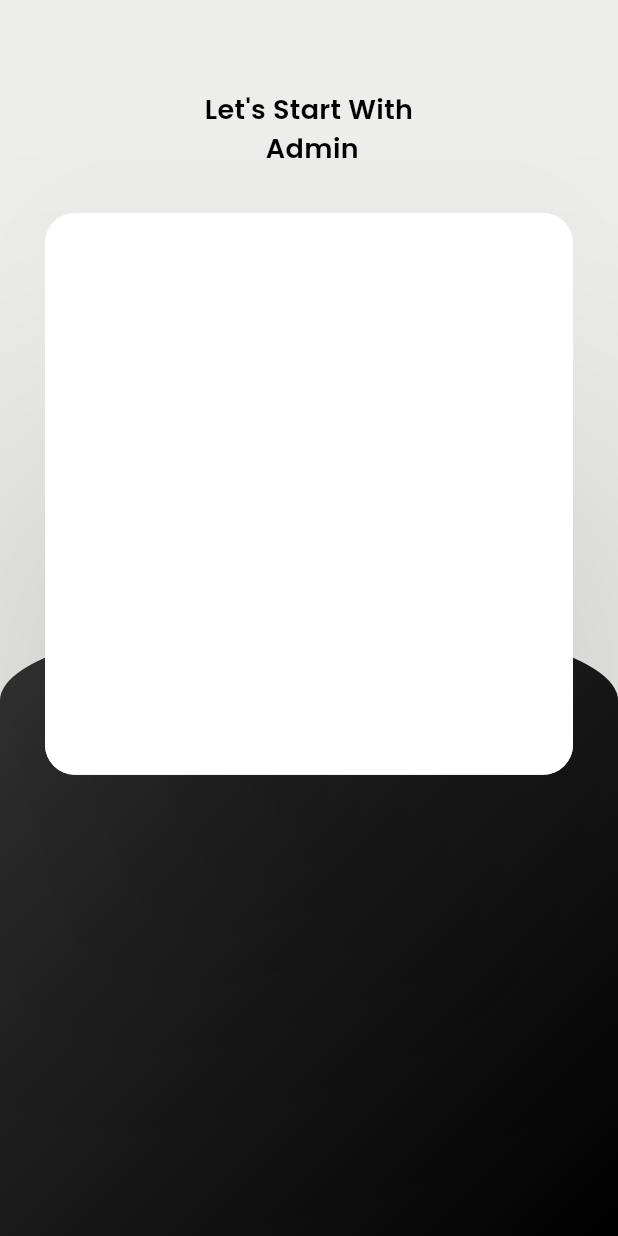
After one commit to mudakkirafridi/E-Commerce-App, a Flutter app: the AdminLoginScreen screen opened directly, on a phone screen of 412 x 824 dp. The commit adds this screen. Run offline on Flutter 3.47's test engine with Material 3 defaults, Android fonts, the phone set to English and light mode, and no system bars; our stand-ins replace curved_navigation_bar, firebase_auth, firebase_core; accounts and stored records are empty.

Commit message:
in admin panel

```diff
--- /dev/null
+++ b/lib/admin/admin_login.dart
@@ -0,0 +1,72 @@
+import 'package:e_commerce_app/widgets/widget_support.dart';
+import 'package:flutter/material.dart';
+
+class AdminLoginScreen extends StatefulWidget {
+  const AdminLoginScreen({super.key});
+
+  @override
+  State<AdminLoginScreen> createState() => _AdminLoginScreenState();
+}
+
+class _AdminLoginScreenState extends State<AdminLoginScreen> {
+  final _formKey = GlobalKey<FormState>();
+  @override
+  Widget build(BuildContext context) {
+    return Scaffold(
+      backgroundColor: const Color(0xffededeb),
+      body: Container(
+        child: Stack(
+          children: [
+            Container(
+              margin:
+                  EdgeInsets.only(top: MediaQuery.of(context).size.height / 2),
+              padding: const EdgeInsets.only(top: 45, left: 20, right: 20),
+              height: MediaQuery.of(context).size.height,
+              width: MediaQuery.of(context).size.width,
+              decoration: BoxDecoration(
+                  borderRadius: BorderRadius.vertical(
+                    top: Radius.elliptical(
+                        MediaQuery.of(context).size.width, 110),
+                  ),
+                  gradient: const LinearGradient(
+                      begin: Alignment.topLeft,
+                      end: Alignment.bottomRight,
+                      colors: [
+                        Color.fromARGB(255, 53, 53, 53),
+                        Colors.black,
+                      ])),
+            ),
+            Container(
+              margin: const EdgeInsets.only(top: 60, right: 30, left: 30),
+              child: Form(
+                  key: _formKey,
+                  child: Column(
+                    children: [
+                      Text(
+                        "Let's Start With \n Admin",
+                        textAlign: TextAlign.center,
+                        style: AppWidget.semiBoldTextStyle(),
+                      ),
+                      const SizedBox(
+                        height: 30,
+                      ),
+                      Material(
+                        elevation: 100,
+                        borderRadius: BorderRadius.circular(20),
+                        child: Container(
+                          height: MediaQuery.of(context).size.height / 2.2,
+                          decoration: BoxDecoration(
+                            color: Colors.white,
+                            borderRadius: BorderRadius.circular(20),
+                          ),
+                        ),
+                      )
+                    ],
+                  )),
+            )
+          ],
+        ),
+      ),
+    );
+  }
+}
--- a/lib/pages/bottom_nav.dart
+++ b/lib/pages/bottom_nav.dart
@@ -26,7 +26,7 @@ class _BottomNavState extends State<BottomNav> {
     orderScreen = const OrderScreen();
     profileScreen = const ProfileScreen();
     walletSreen = const WalletSreen();
-    pages = [homePage, orderScreen, profileScreen, walletSreen];
+    pages = [homePage, orderScreen, walletSreen, profileScreen];
     super.initState();
   }
 
--- a/lib/pages/forgot_password.dart
+++ b/lib/pages/forgot_password.dart
@@ -84,7 +84,7 @@ class _ForgotScreenState extends State<ForgotScreen> {
                               decoration: const InputDecoration(
                                   hintText: "Enter Email",
                                   hintStyle: TextStyle(
-                                      color: Colors.white, fontSize: 18),
+                                      color: Colors.grey, fontSize: 18),
                                   prefixIcon: Icon(
                                     Icons.email_outlined,
                                     color: Colors.white,
@@ -152,7 +152,7 @@ class _ForgotScreenState extends State<ForgotScreen> {
                                 child: const Text(
                                   ' Create',
                                   style: TextStyle(
-                                      color: Colors.yellow, fontSize: 20),
+                                      color: Colors.white, fontSize: 20),
                                 ),
                               )
                             ],
--- a/lib/pages/login.dart
+++ b/lib/pages/login.dart
@@ -82,7 +82,7 @@ class _LogInScreenState extends State<LogInScreen> {
                   ),
                   Material(
                     borderRadius: BorderRadius.circular(20),
-                    elevation: 9,
+                    elevation: 100,
                     child: Container(
                       padding: const EdgeInsets.only(left: 20, right: 20),
                       height: MediaQuery.of(context).size.height / 2,
--- a/lib/pages/signup.dart
+++ b/lib/pages/signup.dart
@@ -83,7 +83,7 @@ class _SignUpScreenState extends State<SignUpScreen> {
                   ),
                   Material(
                     borderRadius: BorderRadius.circular(20),
-                    elevation: 9,
+                    elevation: 100,
                     child: Container(
                       padding: const EdgeInsets.only(left: 20, right: 20),
                       height: MediaQuery.of(context).size.height / 1.7,
```
Also changed, not shown: lib/main.dart (+5 -2 lines), lib/pages/wallet.dart (+142 -1 lines).
